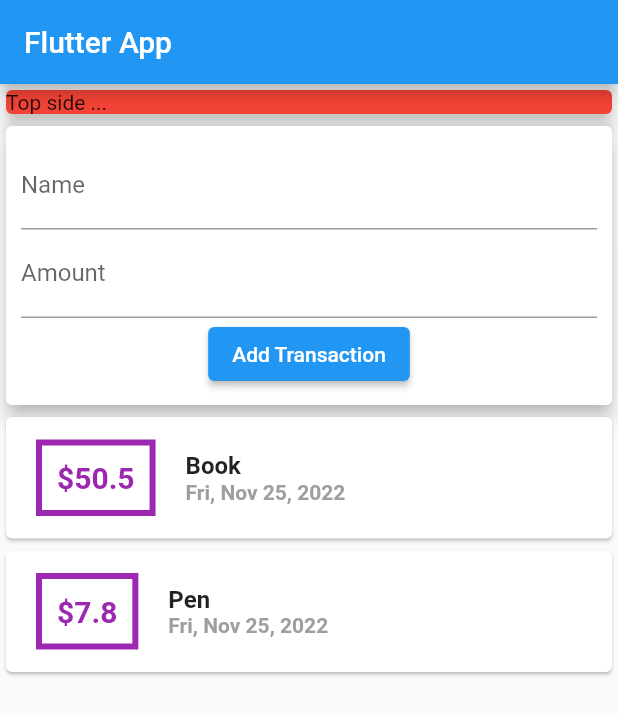
After one commit to furkanayyildiz/personal-spending-app, a Flutter app: the screen it shows after launch, on a phone screen of 412 x 824 dp. The commit adds this screen. Shown: the top 715 px of the screen. Run offline on Flutter 3.47's test engine with Material 2 defaults, Android fonts, the phone set to English and light mode, and no system bars; missing offline and left inert: dart:ffi.

Commit message:
spliting into widgets

```diff
--- /dev/null
+++ b/lib/widgets/new_transaction.dart
@@ -0,0 +1,34 @@
+import 'package:flutter/material.dart';
+
+class NewTransaction extends StatelessWidget {
+  final nameController = TextEditingController();
+  final amountController = TextEditingController();
+  final Function addTx;
+
+  NewTransaction(this.addTx);
+  @override
+  Widget build(BuildContext context) {
+    return Card(
+      elevation: 5,
+      child: Container(
+        padding: EdgeInsets.all(10),
+        child: Column(children: <Widget>[
+          TextField(
+            decoration: InputDecoration(labelText: "Name"),
+            controller: nameController,
+          ),
+          TextField(
+            decoration: InputDecoration(labelText: "Amount"),
+            controller: amountController,
+          ),
+          ElevatedButton(
+            onPressed: (() {
+              addTx(nameController.text, double.parse(amountController.text));
+            }),
+            child: Text("Add Transaction"),
+          )
+        ]),
+      ),
+    );
+  }
+}
--- /dev/null
+++ b/lib/widgets/transaction_list.dart
@@ -0,0 +1,66 @@
+// ignore_for_file: prefer_const_constructors
+
+import 'package:flutter/material.dart';
+import 'package:intl/intl.dart';
+
+//pages
+import 'package:personal_spending_app/models/transaction.dart';
+
+class TransactionList extends StatelessWidget {
+  final List<Transaction> transactions;
+  TransactionList(this.transactions);
+
+  @override
+  Widget build(BuildContext context) {
+    return Container(
+      height: 500,
+      child: SingleChildScrollView(
+        child: Column(
+          children: transactions.map((transaction) {
+            return Card(
+              child: Row(children: <Widget>[
+                Container(
+                  margin: EdgeInsets.symmetric(
+                    vertical: 15,
+                    horizontal: 20,
+                  ),
+                  decoration: BoxDecoration(
+                      border: Border.all(
+                    color: Colors.purple,
+                    width: 4,
+                  )),
+                  padding: EdgeInsets.all(10),
+                  child: Text("\$${transaction.amount}",
+                      style: TextStyle(
+                        fontWeight: FontWeight.bold,
+                        fontSize: 20,
+                        color: Colors.purple,
+                      )),
+                ),
+                Column(
+                  crossAxisAlignment: CrossAxisAlignment.start,
+                  children: <Widget>[
+                    Text(
+                      transaction.name,
+                      style: TextStyle(
+                        fontSize: 16,
+                        fontWeight: FontWeight.bold,
+                      ),
+                    ),
+                    Text(
+                      DateFormat.yMMMEd().format(transaction.date),
+                      style: TextStyle(
+                        fontWeight: FontWeight.bold,
+                        color: Colors.grey,
+                      ),
+                    ),
+                  ],
+                ),
+              ]),
+            );
+          }).toList(),
+        ),
+      ),
+    );
+  }
+}
--- /dev/null
+++ b/lib/widgets/user_transaction.dart
@@ -0,0 +1,52 @@
+import 'package:flutter/material.dart';
+
+//pages
+import './new_transaction.dart';
+import './transaction_list.dart';
+import '../models/transaction.dart';
+
+class UserTransaction extends StatefulWidget {
+  const UserTransaction({super.key});
+
+  @override
+  State<UserTransaction> createState() => _UserTransactionState();
+}
+
+class _UserTransactionState extends State<UserTransaction> {
+  final List<Transaction> _userTransactions = [
+    Transaction(
+      id: "t1",
+      name: "Book",
+      amount: 50.5,
+      date: DateTime.now(),
+    ),
+    Transaction(
+      id: "t2",
+      name: "Pen",
+      amount: 7.80,
+      date: DateTime.now(),
+    )
+  ];
+
+  void _addNewTransaction(String name, double amount) {
+    final newTx = Transaction(
+        id: DateTime.now.toString(),
+        name: name,
+        amount: amount,
+        date: DateTime.now());
+
+    setState(() {
+      _userTransactions.add(newTx);
+    });
+  }
+
+  @override
+  Widget build(BuildContext context) {
+    return Column(
+      children: <Widget>[
+        NewTransaction(_addNewTransaction),
+        TransactionList(_userTransactions),
+      ],
+    );
+  }
+}
```
Also changed, not shown: lib/main.dart (+5 -86 lines), lib/models/transaction.dart (renamed from lib/transaction.dart).
